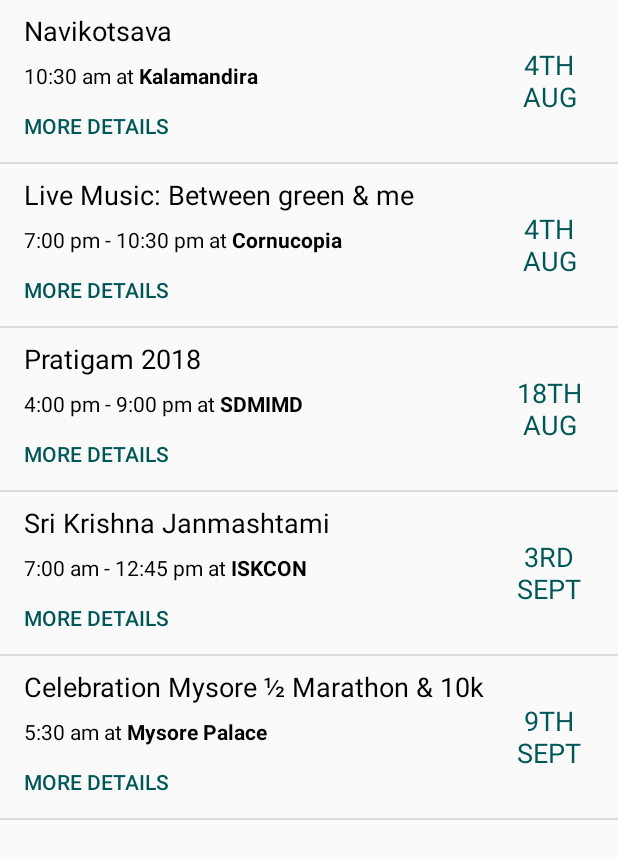
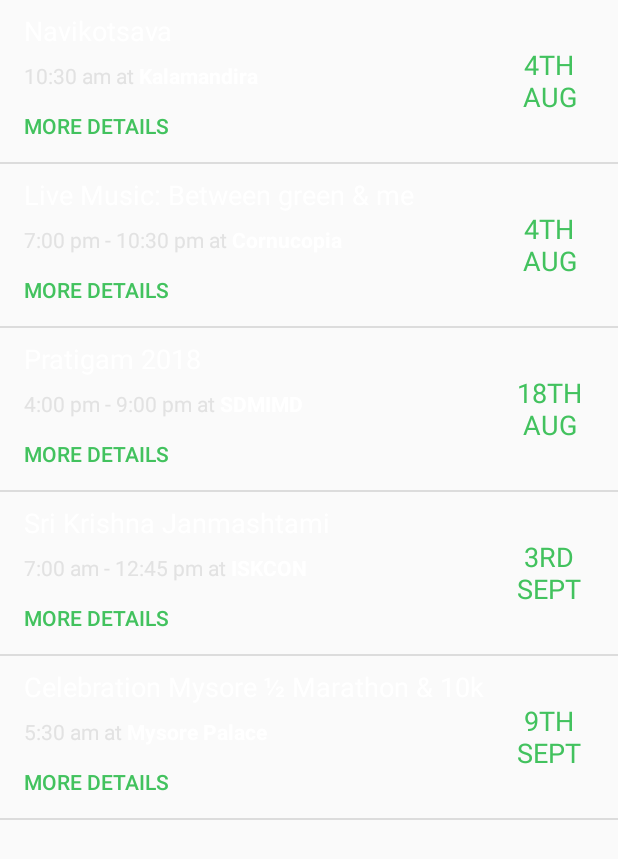
Before and after one commit to pharidali/NepathayaHackathonTeamPharid, an Android app: the fragment EventFragment shown on its own in the app's theme, on a phone screen of 412 x 824 dp. Shown: the top 859 px of the screen. Run offline under Robolectric (Android 15) with nearby library versions, the phone set to English and light mode, and no system bars; our stand-ins replace ButterKnife.

Commit message:
events added

```diff
--- a/app/src/main/AndroidManifest.xml
+++ b/app/src/main/AndroidManifest.xml
@@ -23,17 +23,20 @@
         <activity android:name=".MainActivity"
             android:theme="@style/Theme.AppCompat.DayNight.NoActionBar">
 
+
         </activity>
 
 
         <activity android:name=".SplashScreenActivity"
             android:theme="@style/Theme.AppCompat.DayNight.NoActionBar">
 
+
             <intent-filter>
                 <action android:name="android.intent.action.MAIN" />
 
                 <category android:name="android.intent.category.LAUNCHER" />
             </intent-filter>
+
 
         </activity>
         <activity android:name=".LoginActivity" />
@@ -62,6 +65,9 @@
         <activity android:name=".TopPlacesActivity" />
         <activity android:name=".DetailsActivity" />
         <activity android:name=".RestaurantsActivity" />
+        <activity android:name=".EventActivity" >
+
+        </activity>
 
         <service android:name=".service.NotificationService" />
 
--- a/app/src/main/java/com/example/myapplication/EventAdapter.java
+++ b/app/src/main/java/com/example/myapplication/EventAdapter.java
@@ -24,7 +24,6 @@
     private Context context;
     private ArrayList<Event> events;
 
-    //constructor to initialize the adapter
     public EventAdapter(Context context, ArrayList<Event> events) {
         this.context = context;
         this.events = events;
--- a/app/src/main/java/com/example/myapplication/data/EventData.java
+++ b/app/src/main/java/com/example/myapplication/data/EventData.java
@@ -8,10 +8,6 @@
 import com.example.myapplication.R;
 import com.example.myapplication.model.Event;
 
-/*
-define methods to fetch data for Events
-each event has a name, place, date, time and a url to open a browser activity for more details using intent
- */
 public class EventData {
     public static ArrayList<Event> fetchEvents(Context context) {
 
--- a/app/src/main/res/layout/layout_event_item.xml
+++ b/app/src/main/res/layout/layout_event_item.xml
@@ -11,11 +11,11 @@
         android:id="@+id/event_name"
         android:layout_width="wrap_content"
         android:layout_height="wrap_content"
-        android:layout_marginEnd="8dp"
         android:layout_marginStart="16dp"
         android:layout_marginTop="8dp"
+        android:layout_marginEnd="8dp"
         android:textAppearance="?android:textAppearanceMedium"
-        android:textColor="@android:color/black"
+        android:textColor="#fff"
         app:layout_constraintEnd_toStartOf="@+id/event_date"
         app:layout_constraintHorizontal_bias="0.0"
         app:layout_constraintStart_toStartOf="parent"
@@ -26,14 +26,14 @@
         android:id="@+id/event_date"
         android:layout_width="60dp"
         android:layout_height="0dp"
+        android:layout_marginTop="16dp"
+        android:layout_marginEnd="16dp"
         android:layout_marginBottom="16dp"
-        android:layout_marginEnd="16dp"
-        android:layout_marginTop="16dp"
         android:gravity="center"
         android:padding="4dp"
+        android:textAllCaps="true"
         android:textAppearance="@android:style/TextAppearance.Material.Medium"
-        android:textColor="@color/colorAccent"
-        android:textAllCaps="true"
+        android:textColor="@color/swipe_green"
         app:layout_constraintBottom_toBottomOf="parent"
         app:layout_constraintEnd_toEndOf="parent"
         app:layout_constraintTop_toTopOf="parent"
@@ -45,7 +45,7 @@
         android:layout_height="wrap_content"
         android:layout_marginStart="16dp"
         android:layout_marginTop="8dp"
-        android:textColor="@android:color/black"
+        android:textColor="#e2e2e2"
         app:layout_constraintStart_toStartOf="parent"
         app:layout_constraintTop_toBottomOf="@+id/event_name"
         tools:text="Event Time" />
@@ -55,9 +55,9 @@
         android:id="@+id/event_place"
         android:layout_width="wrap_content"
         android:layout_height="wrap_content"
+        android:layout_marginTop="8dp"
         android:layout_marginEnd="8dp"
-        android:layout_marginTop="8dp"
-        android:textColor="@android:color/black"
+        android:textColor="#fff"
         android:textStyle="bold"
         app:layout_constraintEnd_toStartOf="@+id/event_date"
         app:layout_constraintHorizontal_bias="0.0"
@@ -69,11 +69,11 @@
         android:id="@+id/button"
         android:layout_width="wrap_content"
         android:layout_height="wrap_content"
+        android:layout_marginStart="16dp"
         android:layout_marginEnd="8dp"
-        android:layout_marginStart="16dp"
         android:background="?selectableItemBackground"
         android:text="@string/more_details"
-        android:textColor="@color/colorAccent"
+        android:textColor="@color/swipe_green"
         app:layout_constraintBottom_toBottomOf="parent"
         app:layout_constraintEnd_toStartOf="@+id/event_date"
         app:layout_constraintHorizontal_bias="0.0"
--- a/app/src/main/res/layout/layout_place_detail.xml
+++ b/app/src/main/res/layout/layout_place_detail.xml
@@ -56,7 +56,7 @@
                     android:layout_height="wrap_content"
                     android:layout_margin="16dp"
                     android:textAppearance="?android:textAppearanceMedium"
-                    android:textColor="@android:color/black"
+                    android:textColor="#fff"
                     app:layout_constraintEnd_toStartOf="@+id/overlayImage"
                     app:layout_constraintHorizontal_bias="0.0"
                     app:layout_constraintStart_toStartOf="parent"
--- a/app/src/main/res/values/colors.xml
+++ b/app/src/main/res/values/colors.xml
@@ -13,7 +13,8 @@
 
     <color name="colorview">#32000000</color>
     <color name="swipe_red">#DF5E65</color>
-    <color name="swipe_green">#42c25e</color>
+    <color name="swipe_green">#42C25E</color>
     <color name="swipe_blue">#4447da</color>
+    <color name="jpt">#570401</color>
 
 </resources>
```
Also changed, not shown: app/src/main/java/com/example/myapplication/EventActivity.java (added, +57 -0 lines), app/src/main/java/com/example/myapplication/MainActivity.java (+12 -0 lines), app/src/main/res/layout/activity_main.xml (+3 -7 lines).
